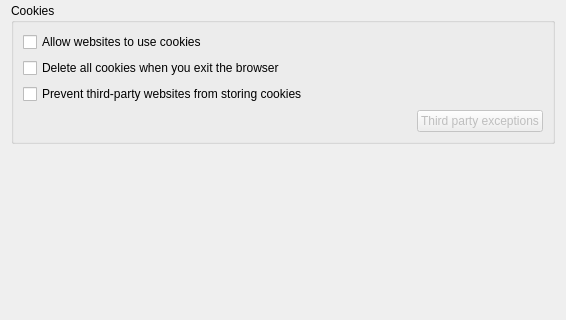
First picture: the form in Browser/Preferences/PrivacyTab.ui, repository LeFroid/Viper-Browser, before the edit; both pictures show x 0 to 566 and y 133 to 453 of the 566 by 572 pixel window.
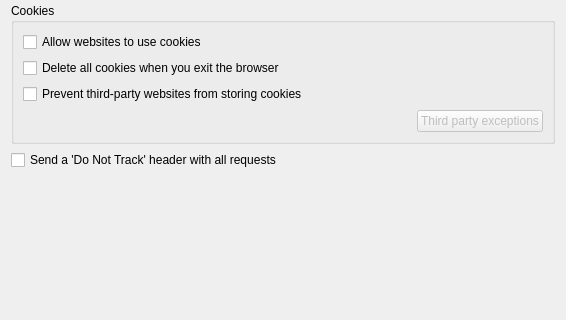
Second picture: the form after the edit.

Commit message: Add a setting to send a Do Not Track header along with network requests

What changed in the file:
```diff
--- a/Browser/Preferences/PrivacyTab.ui
+++ b/Browser/Preferences/PrivacyTab.ui
@@ -96,6 +96,13 @@
      </layout>
     </widget>
    </item>
+   <item>
+    <widget class="QCheckBox" name="checkBoxDoNotTrack">
+     <property name="text">
+      <string>Send a 'Do Not Track' header with all requests</string>
+     </property>
+    </widget>
+   </item>
    <item>
     <spacer name="verticalSpacer">
      <property name="orientation">
```
The commit also changes 8 other files.
